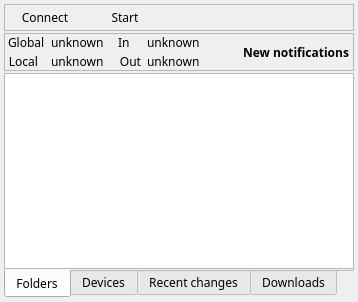
First picture: the form in tray/gui/traywidget.ui, repository Martchus/syncthingtray, before the edit.
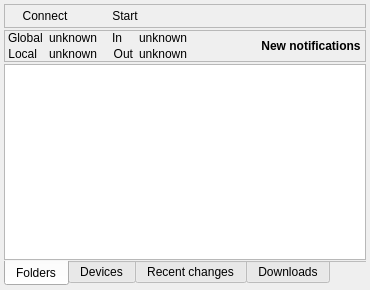
Second picture: the form after the edit. Icons and pictures are not drawn. Custom widgets are drawn as their Qt base class.

Commit message:
Avoid use of concrete font in tray widget
Using Noto Sans here was an unintentional change caused by editing the
file with the Qt designer.

This will hopefully fix
https://github.com/Martchus/syncthingtray/issues/335.

What changed in the file:
```diff
--- a/tray/gui/traywidget.ui
+++ b/tray/gui/traywidget.ui
@@ -2,11 +2,6 @@
 <ui version="4.0">
  <class>QtGui::TrayWidget</class>
  <widget class="QWidget" name="QtGui::TrayWidget">
-  <property name="font">
-   <font>
-    <family>Noto Sans</family>
-   </font>
-  </property>
   <property name="windowTitle">
    <string>Syncthing Tray</string>
   </property>
```
